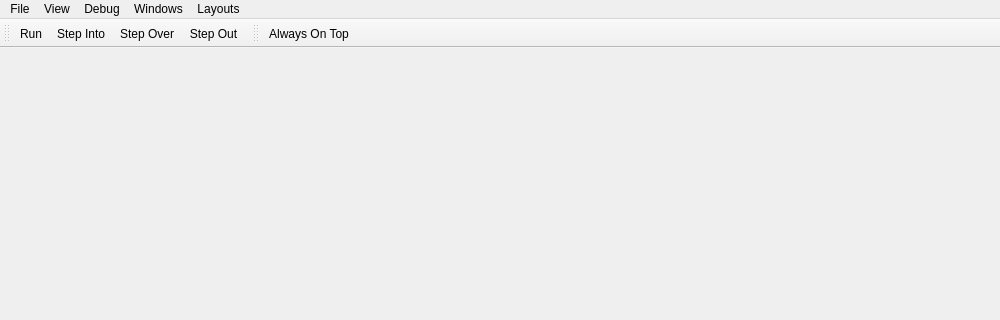
This is pcsx2-qt/Debugger/DebuggerWindow.ui in PCSX2/pcsx2 as Qt 5 draws it before an edit; both pictures show x 0 to 1000 and y 0 to 320 of the 1000 by 750 pixel window. The edited form follows.
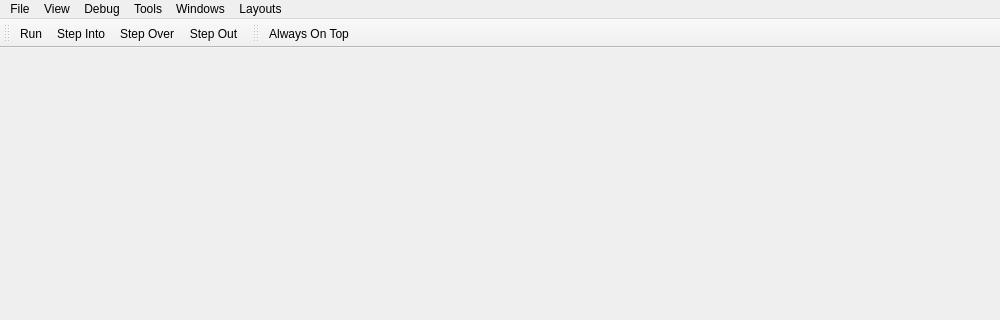
This is the edited form. Icons and pictures are not drawn.

Commit message: Debugger: Save and restore the state of the toolbars for each layout

Diff of the .ui file:
```diff
--- a/pcsx2-qt/Debugger/DebuggerWindow.ui
+++ b/pcsx2-qt/Debugger/DebuggerWindow.ui
@@ -90,9 +90,15 @@
     <addaction name="actionResetAllLayouts"/>
     <addaction name="actionResetDefaultLayouts"/>
    </widget>
+   <widget class="QMenu" name="menuTools">
+    <property name="title">
+     <string>Tools</string>
+    </property>
+   </widget>
    <addaction name="menuFile"/>
    <addaction name="menuView"/>
    <addaction name="menuDebug"/>
+   <addaction name="menuTools"/>
    <addaction name="menuWindows"/>
    <addaction name="menuLayouts"/>
   </widget>
```
Left out of the diff: 9 changed lines with no effect on the pictures. The commit also changes 8 other files.
